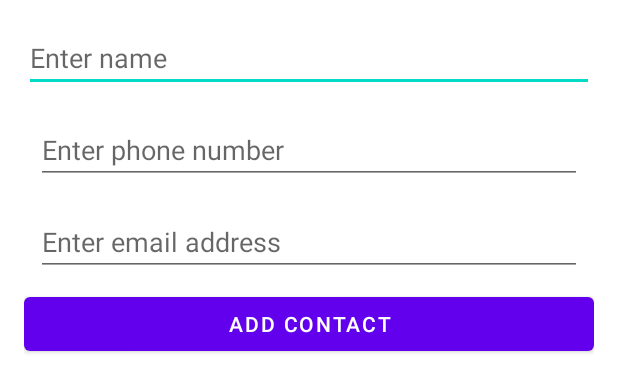
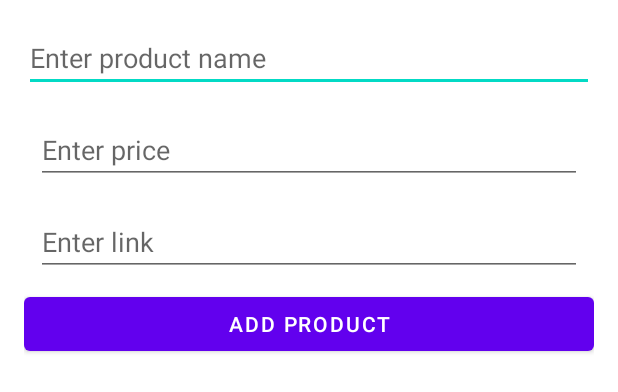
Before and after one commit to aldls/project1, an Android app: the layout dialog_add_product.xml on its own in the app's theme, with its tools: preview values and no code run, on a phone screen of 412 x 824 dp. Shown: the top 392 px of the screen. Run offline under Robolectric (Android 15) with nearby library versions, the phone set to English and light mode, and no system bars.

Commit message:
revise product.ver

```diff
--- a/app/src/main/java/com/example/threetapapp/ui/home/Productinfo.kt
+++ b/app/src/main/java/com/example/threetapapp/ui/home/Productinfo.kt
@@ -1,4 +1,3 @@
 package com.example.threetapapp.ui.home
 
-data class Wishlistinfo (val product: String, val price: Int, val email: String,val photo: String)
-//전화번호
+data class ProductInfo (val name: String, val price: String, val link: String, val photo: String)
--- a/app/src/main/res/layout/dialog_add_product.xml
+++ b/app/src/main/res/layout/dialog_add_product.xml
@@ -5,37 +5,37 @@
     android:orientation="vertical"
     android:padding="16dp">
 
-    <!--    연락처 데이터 입력 받기-->
+    <!--    상품 데이터 입력 받기-->
 
     <EditText
         android:id="@+id/dialognameInput"
         android:layout_width="match_parent"
         android:layout_height="wrap_content"
         android:layout_marginBottom="8dp"
-        android:hint="Enter name"
-        android:inputType="textPersonName" />
+        android:hint="Enter product name"
+        android:inputType="text"/>
 
     <EditText
-        android:id="@+id/dialogphoneInput"
+        android:id="@+id/dialogpriceInput"
         android:layout_width="match_parent"
         android:layout_height="wrap_content"
-        android:hint="Enter phone number"
-        android:inputType="phone"
-        android:layout_margin="8dp" />
+        android:hint="Enter price"
+        android:layout_margin="8dp"
+        android:inputType="text"/>
 
     <EditText
-        android:id="@+id/dialogemailInput"
+        android:id="@+id/dialoglinkInput"
         android:layout_width="match_parent"
         android:layout_height="wrap_content"
-        android:hint="Enter email address"
-        android:inputType="none"
-        android:layout_margin="8dp" />
+        android:hint="Enter link"
+        android:layout_margin="8dp"
+        android:inputType="text"/>
 
     <!--    추가 버튼-->
     <Button
         android:id="@+id/dialogaddButton"
         android:layout_width="match_parent"
         android:layout_height="wrap_content"
-        android:text="Add Contact" />
+        android:text="Add Product" />
 
 </LinearLayout>
--- a/app/src/main/res/layout/fragment_home.xml
+++ b/app/src/main/res/layout/fragment_home.xml
@@ -10,7 +10,7 @@
         android:id="@+id/addButton"
         android:layout_width="wrap_content"
         android:layout_height="wrap_content"
-        android:text="Add Contact"
+        android:text="Add Wish Product"
         android:layout_margin="8dp"
         app:layout_constraintTop_toTopOf="parent"
         app:layout_constraintStart_toStartOf="parent"
```
Also changed, not shown: app/src/main/java/com/example/threetapapp/ui/home/HomeFragment.kt (+20 -23 lines), app/src/main/java/com/example/threetapapp/ui/home/MainListAdapter.kt (+11 -11 lines), app/src/main/res/layout/main_lv_item.xml (+6 -6 lines).
